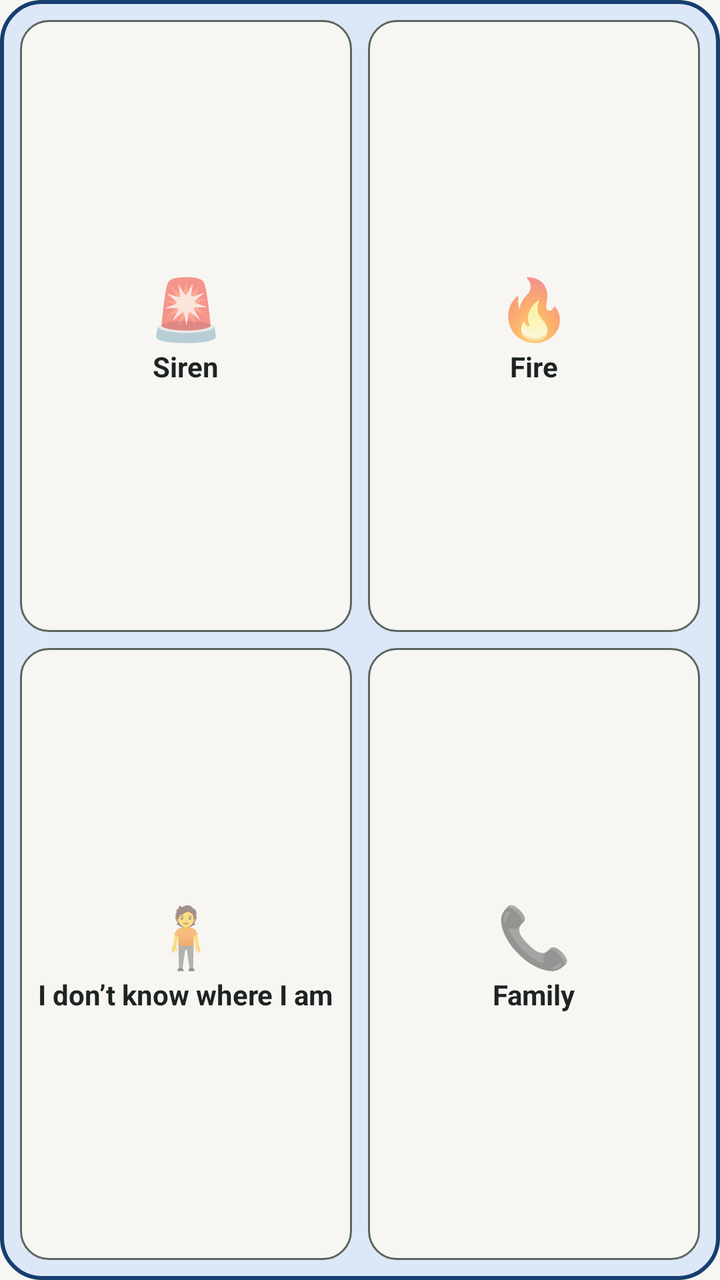
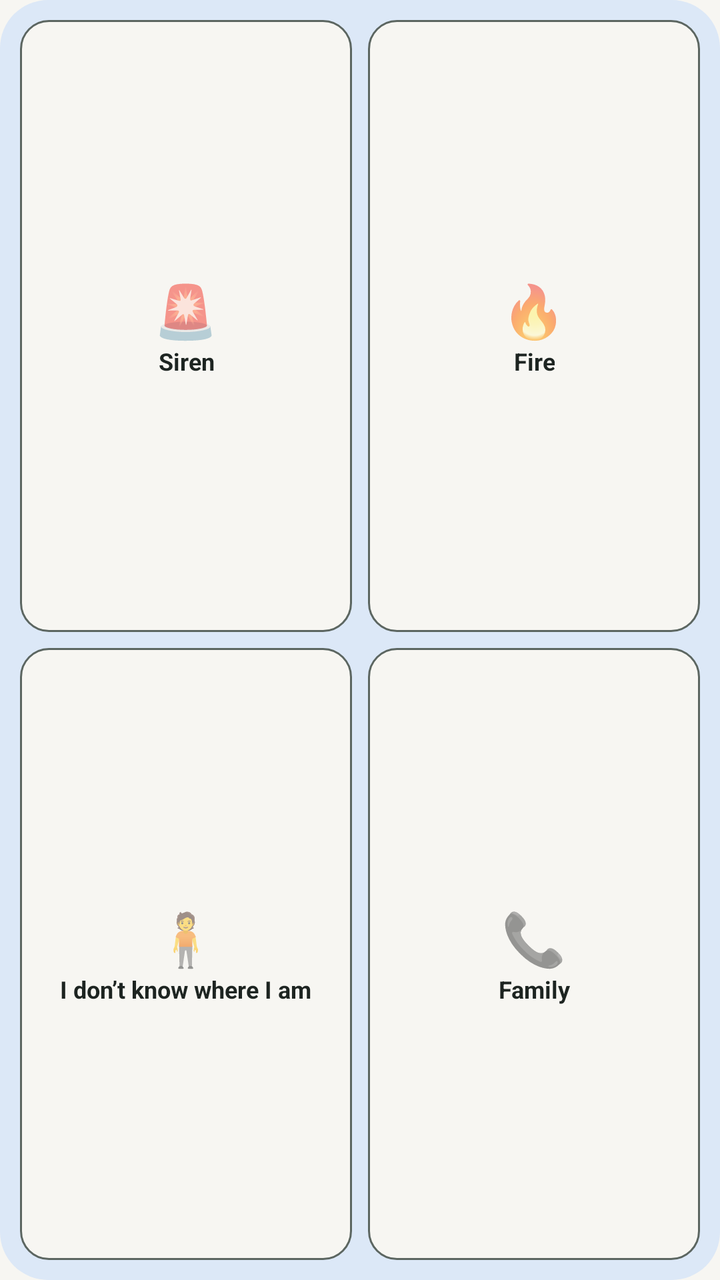

Screens rendered from an Android XML layout before and after an edit, with the pre-edit source and the edit as a unified diff.
<!-- AndroidManifest.xml: application theme Theme.Sprotyv -->
<!-- res/layout/widget_kid.xml -->
<?xml version="1.0" encoding="utf-8"?>
<LinearLayout xmlns:android="http://schemas.android.com/apk/res/android" android:id="@+id/w_root" android:layout_width="match_parent" android:layout_height="match_parent"
    android:background="@drawable/w_shape_blue" android:orientation="vertical" android:padding="6dp">
    <LinearLayout android:layout_width="match_parent" android:layout_height="0dp" android:layout_weight="1" android:orientation="horizontal">
        <LinearLayout android:id="@+id/w_k1" android:layout_width="0dp" android:layout_weight="1" android:layout_height="match_parent" android:layout_margin="4dp"
            android:background="@drawable/w_shape_button" android:gravity="center" android:orientation="vertical">
            <TextView android:layout_width="wrap_content" android:layout_height="wrap_content" android:text="🚨" android:textSize="30sp" android:importantForAccessibility="no" />
            <TextView android:layout_width="wrap_content" android:layout_height="wrap_content" android:text="@string/widget_kid_siren" android:textColor="@color/w_ink" android:textSize="14sp" android:textStyle="bold" android:maxLines="1" />
        </LinearLayout>
        <LinearLayout android:id="@+id/w_k2" android:layout_width="0dp" android:layout_weight="1" android:layout_height="match_parent" android:layout_margin="4dp"
            android:background="@drawable/w_shape_button" android:gravity="center" android:orientation="vertical">
            <TextView android:layout_width="wrap_content" android:layout_height="wrap_content" android:text="🔥" android:textSize="30sp" android:importantForAccessibility="no" />
            <TextView android:layout_width="wrap_content" android:layout_height="wrap_content" android:text="@string/widget_kid_fire" android:textColor="@color/w_ink" android:textSize="14sp" android:textStyle="bold" android:maxLines="1" />
        </LinearLayout>
    </LinearLayout>
    <LinearLayout android:layout_width="match_parent" android:layout_height="0dp" android:layout_weight="1" android:orientation="horizontal">
        <LinearLayout android:id="@+id/w_k3" android:layout_width="0dp" android:layout_weight="1" android:layout_height="match_parent" android:layout_margin="4dp"
            android:background="@drawable/w_shape_button" android:gravity="center" android:orientation="vertical">
            <TextView android:layout_width="wrap_content" android:layout_height="wrap_content" android:text="🧍" android:textSize="30sp" android:importantForAccessibility="no" />
            <TextView android:layout_width="wrap_content" android:layout_height="wrap_content" android:text="@string/widget_kid_lost" android:textColor="@color/w_ink" android:textSize="14sp" android:textStyle="bold" android:maxLines="1" />
        </LinearLayout>
        <LinearLayout android:id="@+id/w_k4" android:layout_width="0dp" android:layout_weight="1" android:layout_height="match_parent" android:layout_margin="4dp"
            android:background="@drawable/w_shape_button" android:gravity="center" android:orientation="vertical">
            <TextView android:layout_width="wrap_content" android:layout_height="wrap_content" android:text="📞" android:textSize="30sp" android:importantForAccessibility="no" />
            <TextView android:layout_width="wrap_content" android:layout_height="wrap_content" android:text="@string/widget_kid_call" android:textColor="@color/w_ink" android:textSize="14sp" android:textStyle="bold" android:maxLines="1" />
        </LinearLayout>
    </LinearLayout>
</LinearLayout>
<!-- resources referenced by this layout -->
<resources>
  <color name="w_ink">#FF1D2421</color>
  <!-- drawable w_shape_blue (drawable) -->
  <?xml version="1.0" encoding="utf-8"?>
  <shape xmlns:android="http://schemas.android.com/apk/res/android" android:shape="rectangle">
      <solid android:color="@color/w_blue_bg" />
      <stroke android:width="2dp" android:color="@color/w_blue_ink" />
      <corners android:radius="20dp" />
  </shape>
  <!-- drawable w_shape_button (drawable) -->
  <?xml version="1.0" encoding="utf-8"?>
  <shape xmlns:android="http://schemas.android.com/apk/res/android" android:shape="rectangle">
      <solid android:color="@color/w_bg" />
      <stroke android:width="1dp" android:color="@color/w_muted" />
      <corners android:radius="14dp" />
  </shape>
  <string name="widget_kid_call">Family</string>
  <string name="widget_kid_fire">Fire</string>
  <string name="widget_kid_lost">I don’t know where I am</string>
  <string name="widget_kid_siren">Siren</string>
  <style name="Theme.Sprotyv" parent="android:Theme.Material.Light.NoActionBar">
          <item name="android:windowBackground">@color/background</item>
          <item name="android:statusBarColor">@android:color/transparent</item>
          <item name="android:navigationBarColor">@android:color/transparent</item>
      </style>
  <color name="w_blue_bg">#FFDCE8F7</color>
  <color name="w_blue_ink">#FF163E6E</color>
  <color name="w_bg">#FFF7F6F2</color>
  <color name="w_muted">#FF5C6661</color>
  <color name="background">#FFF7F6F2</color>
</resources>

<!-- the commit's change to res/layout/widget_kid.xml (unified diff, before → after) -->
@@ -4,25 +4,25 @@
     <LinearLayout android:layout_width="match_parent" android:layout_height="0dp" android:layout_weight="1" android:orientation="horizontal">
         <LinearLayout android:id="@+id/w_k1" android:layout_width="0dp" android:layout_weight="1" android:layout_height="match_parent" android:layout_margin="4dp"
             android:background="@drawable/w_shape_button" android:gravity="center" android:orientation="vertical">
-            <TextView android:layout_width="wrap_content" android:layout_height="wrap_content" android:text="🚨" android:textSize="30sp" android:importantForAccessibility="no" />
-            <TextView android:layout_width="wrap_content" android:layout_height="wrap_content" android:text="@string/widget_kid_siren" android:textColor="@color/w_ink" android:textSize="14sp" android:textStyle="bold" android:maxLines="1" />
+            <TextView android:layout_width="wrap_content" android:layout_height="wrap_content" android:text="🚨" android:textSize="26sp" android:importantForAccessibility="no" />
+            <TextView android:layout_width="wrap_content" android:layout_height="wrap_content" android:text="@string/widget_kid_siren" android:textColor="@color/w_ink" android:textSize="12sp" android:textStyle="bold" android:maxLines="2" android:gravity="center" android:paddingHorizontal="2dp" />
         </LinearLayout>
         <LinearLayout android:id="@+id/w_k2" android:layout_width="0dp" android:layout_weight="1" android:layout_height="match_parent" android:layout_margin="4dp"
             android:background="@drawable/w_shape_button" android:gravity="center" android:orientation="vertical">
-            <TextView android:layout_width="wrap_content" android:layout_height="wrap_content" android:text="🔥" android:textSize="30sp" android:importantForAccessibility="no" />
-            <TextView android:layout_width="wrap_content" android:layout_height="wrap_content" android:text="@string/widget_kid_fire" android:textColor="@color/w_ink" android:textSize="14sp" android:textStyle="bold" android:maxLines="1" />
+            <TextView android:layout_width="wrap_content" android:layout_height="wrap_content" android:text="🔥" android:textSize="26sp" android:importantForAccessibility="no" />
+            <TextView android:layout_width="wrap_content" android:layout_height="wrap_content" android:text="@string/widget_kid_fire" android:textColor="@color/w_ink" android:textSize="12sp" android:textStyle="bold" android:maxLines="2" android:gravity="center" android:paddingHorizontal="2dp" />
         </LinearLayout>
     </LinearLayout>
     <LinearLayout android:layout_width="match_parent" android:layout_height="0dp" android:layout_weight="1" android:orientation="horizontal">
         <LinearLayout android:id="@+id/w_k3" android:layout_width="0dp" android:layout_weight="1" android:layout_height="match_parent" android:layout_margin="4dp"
             android:background="@drawable/w_shape_button" android:gravity="center" android:orientation="vertical">
-            <TextView android:layout_width="wrap_content" android:layout_height="wrap_content" android:text="🧍" android:textSize="30sp" android:importantForAccessibility="no" />
-            <TextView android:layout_width="wrap_content" android:layout_height="wrap_content" android:text="@string/widget_kid_lost" android:textColor="@color/w_ink" android:textSize="14sp" android:textStyle="bold" android:maxLines="1" />
+            <TextView android:layout_width="wrap_content" android:layout_height="wrap_content" android:text="🧍" android:textSize="26sp" android:importantForAccessibility="no" />
+            <TextView android:layout_width="wrap_content" android:layout_height="wrap_content" android:text="@string/widget_kid_lost" android:textColor="@color/w_ink" android:textSize="12sp" android:textStyle="bold" android:maxLines="2" android:gravity="center" android:paddingHorizontal="2dp" />
         </LinearLayout>
         <LinearLayout android:id="@+id/w_k4" android:layout_width="0dp" android:layout_weight="1" android:layout_height="match_parent" android:layout_margin="4dp"
             android:background="@drawable/w_shape_button" android:gravity="center" android:orientation="vertical">
-            <TextView android:layout_width="wrap_content" android:layout_height="wrap_content" android:text="📞" android:textSize="30sp" android:importantForAccessibility="no" />
-            <TextView android:layout_width="wrap_content" android:layout_height="wrap_content" android:text="@string/widget_kid_call" android:textColor="@color/w_ink" android:textSize="14sp" android:textStyle="bold" android:maxLines="1" />
+            <TextView android:layout_width="wrap_content" android:layout_height="wrap_content" android:text="📞" android:textSize="26sp" android:importantForAccessibility="no" />
+            <TextView android:layout_width="wrap_content" android:layout_height="wrap_content" android:text="@string/widget_kid_call" android:textColor="@color/w_ink" android:textSize="12sp" android:textStyle="bold" android:maxLines="2" android:gravity="center" android:paddingHorizontal="2dp" />
         </LinearLayout>
     </LinearLayout>
 </LinearLayout>
<!-- resource entries referenced after the edit -->
@@ -5,8 +5,7 @@
   <?xml version="1.0" encoding="utf-8"?>
   <shape xmlns:android="http://schemas.android.com/apk/res/android" android:shape="rectangle">
       <solid android:color="@color/w_blue_bg" />
-      <stroke android:width="2dp" android:color="@color/w_blue_ink" />
-      <corners android:radius="20dp" />
+      <corners android:radius="24dp" />
   </shape>
   <!-- drawable w_shape_button (drawable) -->
   <?xml version="1.0" encoding="utf-8"?>
@@ -25,7 +24,6 @@
           <item name="android:navigationBarColor">@android:color/transparent</item>
       </style>
   <color name="w_blue_bg">#FFDCE8F7</color>
-  <color name="w_blue_ink">#FF163E6E</color>
   <color name="w_bg">#FFF7F6F2</color>
   <color name="w_muted">#FF5C6661</color>
   <color name="background">#FFF7F6F2</color>
